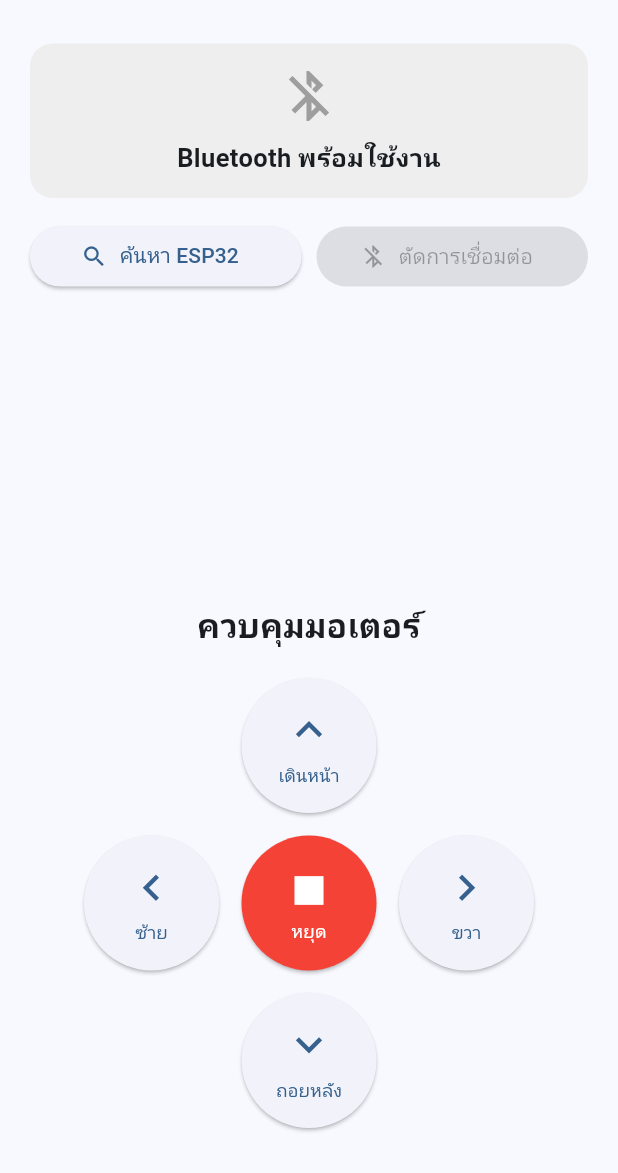
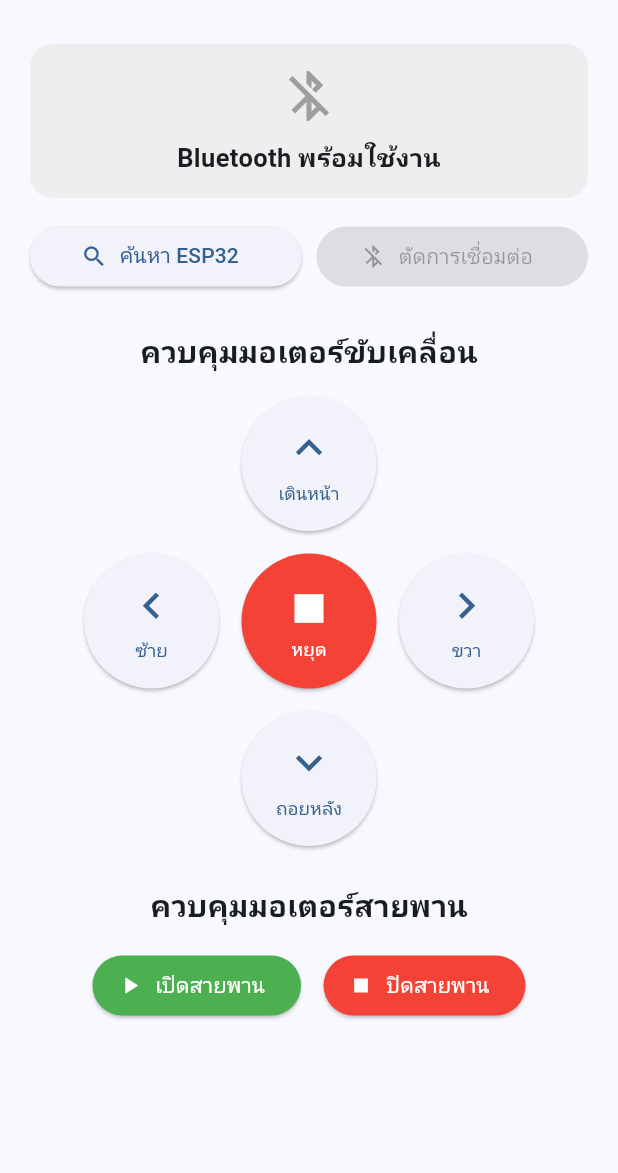
Before and after one commit to vanchanay68-source/-, a Flutter app: the screen it shows after launch, on a phone screen of 412 x 824 dp, the part 63-1236 px from its top. Run offline on Flutter 3.47's test engine with Material 3 defaults, Android fonts, the phone set to English and light mode, and no system bars; our stand-ins replace flutter_blue_plus.

Commit message:
Update main.dart

```diff
--- a/lib/main.dart
+++ b/lib/main.dart
@@ -611,6 +611,7 @@ class _MotorHomePageState extends State<MotorHomePage> {
 
       body: SafeArea(
 
+        child: SingleChildScrollView(
           child: Column(
 
             children: [
@@ -832,20 +833,20 @@ class _MotorHomePageState extends State<MotorHomePage> {
                 ),
 
 
-            const Spacer(),
+              const SizedBox(height: 15),
 
 
               // ------------------------------------------
-            // MOTOR CONTROL
+              // MOTOR CONTROL (รถขับเคลื่อน)
               // ------------------------------------------
 
               const Text(
 
-              "ควบคุมมอเตอร์",
+                "ควบคุมมอเตอร์ขับเคลื่อน",
 
                 style: TextStyle(
 
-                fontSize: 22,
+                  fontSize: 20,
 
                   fontWeight:
                       FontWeight.bold,
@@ -854,7 +855,7 @@ class _MotorHomePageState extends State<MotorHomePage> {
               ),
 
 
-            const SizedBox(height: 20),
+              const SizedBox(height: 15),
 
 
               // เดินหน้า
@@ -944,9 +945,64 @@ class _MotorHomePageState extends State<MotorHomePage> {
               ),
 
 
+              const SizedBox(height: 25),
+
+
+              // ------------------------------------------
+              // BELT MOTOR CONTROL (เพิ่มส่วนควบคุมมอเตอร์สายพาน)
+              // ------------------------------------------
+
+              const Text(
+
+                "ควบคุมมอเตอร์สายพาน",
+
+                style: TextStyle(
+
+                  fontSize: 20,
+
+                  fontWeight:
+                      FontWeight.bold,
+
+                ),
+              ),
+
+              const SizedBox(height: 15),
+
+              Row(
+                mainAxisAlignment:
+                    MainAxisAlignment.center,
+                children: [
+                  ElevatedButton.icon(
+                    onPressed: () {
+                      sendCommand("V"); // ส่งคำสั่ง V เปิดสายพาน
+                    },
+                    icon: const Icon(Icons.play_arrow),
+                    label: const Text("เปิดสายพาน"),
+                    style: ElevatedButton.styleFrom(
+                      backgroundColor: Colors.green,
+                      foregroundColor: Colors.white,
+                    ),
+                  ),
+                  const SizedBox(width: 15),
+                  ElevatedButton.icon(
+                    onPressed: () {
+                      sendCommand("X"); // ส่งคำสั่ง X ปิดสายพาน
+                    },
+                    icon: const Icon(Icons.stop),
+                    label: const Text("ปิดสายพาน"),
+                    style: ElevatedButton.styleFrom(
+                      backgroundColor: Colors.red,
+                      foregroundColor: Colors.white,
+                    ),
+                  ),
+                ],
+              ),
+
+
               const SizedBox(height: 30),
 
             ],
+          ),
         ),
       ),
     );
```
Lines whose indentation alone changed are shown as unchanged.
